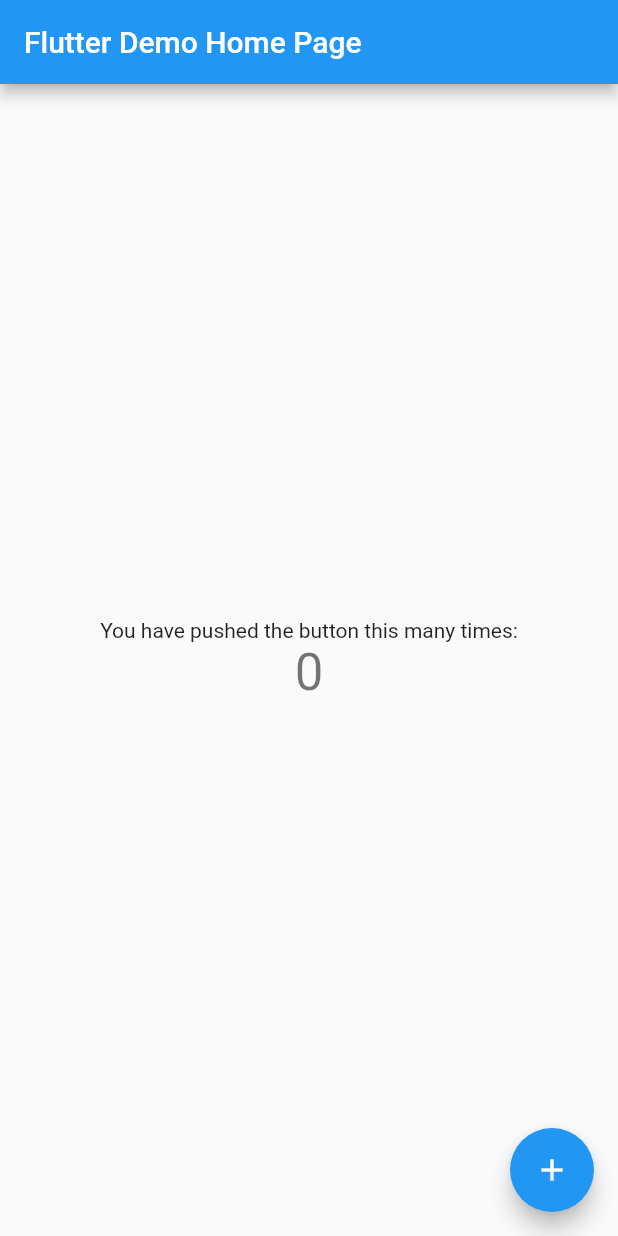
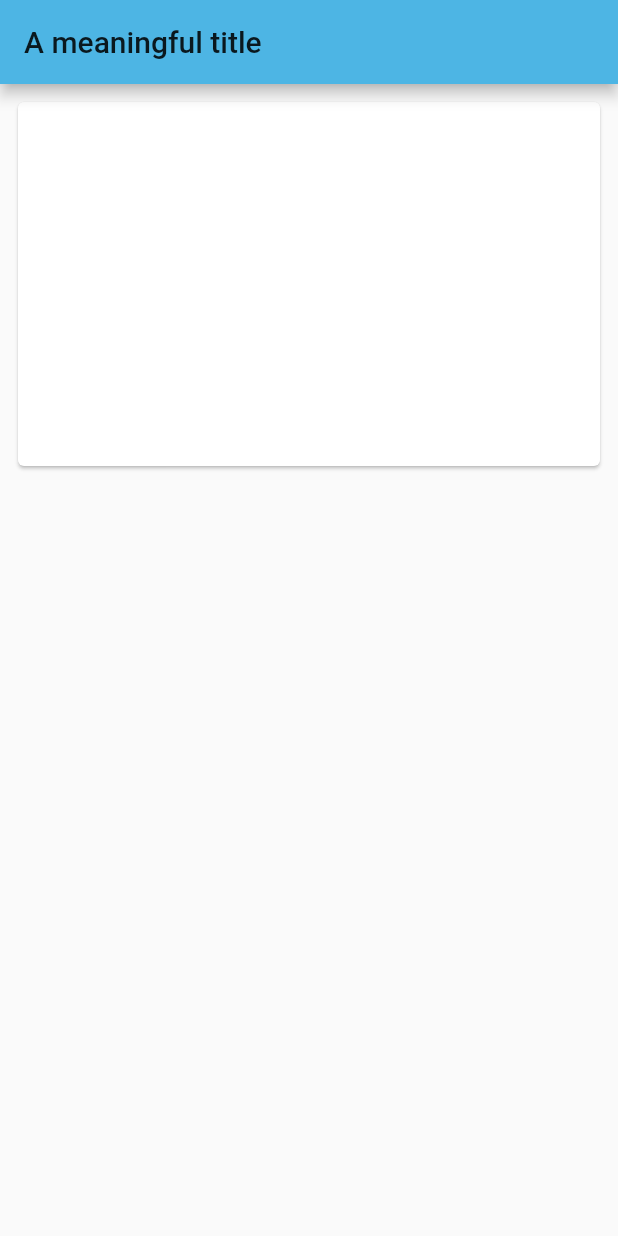
Before and after one commit to student-hub/flutter-workshop, a Flutter app: the screen it shows after launch, on a phone screen of 412 x 824 dp. Run offline on Flutter 3.47's test engine with Material 2 defaults, Android fonts, the phone set to English and light mode, and no system bars.

Commit message:
define the basic layout

```diff
--- a/lib/main.dart
+++ b/lib/main.dart
@@ -20,98 +20,40 @@
         // or simply save your changes to "hot reload" in a Flutter IDE).
         // Notice that the counter didn't reset back to zero; the application
         // is not restarted.
-        primarySwatch: Colors.blue,
+        primaryColor: Color(0xFF4DB5E4),
+        accentColor: Color(0xFF43ACCD),
         // This makes the visual density adapt to the platform that you run
         // the app on. For desktop platforms, the controls will be smaller and
         // closer together (more dense) than on mobile platforms.
         visualDensity: VisualDensity.adaptivePlatformDensity,
       ),
-      home: MyHomePage(title: 'Flutter Demo Home Page'),
+      home: MainPage(),
     );
   }
 }
 
-class MyHomePage extends StatefulWidget {
-  MyHomePage({Key key, this.title}) : super(key: key);
-
-  // This widget is the home page of your application. It is stateful, meaning
-  // that it has a State object (defined below) that contains fields that affect
-  // how it looks.
-
-  // This class is the configuration for the state. It holds the values (in this
-  // case the title) provided by the parent (in this case the App widget) and
-  // used by the build method of the State. Fields in a Widget subclass are
-  // always marked "final".
-
-  final String title;
-
-  @override
-  _MyHomePageState createState() => _MyHomePageState();
-}
-
-class _MyHomePageState extends State<MyHomePage> {
-  int _counter = 0;
-
-  void _incrementCounter() {
-    setState(() {
-      // This call to setState tells the Flutter framework that something has
-      // changed in this State, which causes it to rerun the build method below
-      // so that the display can reflect the updated values. If we changed
-      // _counter without calling setState(), then the build method would not be
-      // called again, and so nothing would appear to happen.
-      _counter++;
-    });
-  }
-
+class MainPage extends StatelessWidget {
   @override
   Widget build(BuildContext context) {
-    // This method is rerun every time setState is called, for instance as done
-    // by the _incrementCounter method above.
-    //
-    // The Flutter framework has been optimized to make rerunning build methods
-    // fast, so that you can just rebuild anything that needs updating rather
-    // than having to individually change instances of widgets.
     return Scaffold(
       appBar: AppBar(
-        // Here we take the value from the MyHomePage object that was created by
-        // the App.build method, and use it to set our appbar title.
-        title: Text(widget.title),
+        title: Text('A meaningful title'),
       ),
-      body: Center(
-        // Center is a layout widget. It takes a single child and positions it
-        // in the middle of the parent.
+      body: Padding(
+        padding: const EdgeInsets.all(8.0),
         child: Column(
-          // Column is also a layout widget. It takes a list of children and
-          // arranges them vertically. By default, it sizes itself to fit its
-          // children horizontally, and tries to be as tall as its parent.
-          //
-          // Invoke "debug painting" (press "p" in the console, choose the
-          // "Toggle Debug Paint" action from the Flutter Inspector in Android
-          // Studio, or the "Toggle Debug Paint" command in Visual Studio Code)
-          // to see the wireframe for each widget.
-          //
-          // Column has various properties to control how it sizes itself and
-          // how it positions its children. Here we use mainAxisAlignment to
-          // center the children vertically; the main axis here is the vertical
-          // axis because Columns are vertical (the cross axis would be
-          // horizontal).
-          mainAxisAlignment: MainAxisAlignment.center,
-          children: <Widget>[
-            Text(
-              'You have pushed the button this many times:',
+          children: [
+            Expanded(
+              flex: 1,
+              child: Card(child: Container()),
             ),
-            Text(
-              '$_counter',
-              style: Theme.of(context).textTheme.headline4,
-            ),
+            Expanded(
+              flex: 2,
+              child: Container(),
+            )
           ],
         ),
       ),
-      floatingActionButton: FloatingActionButton(
-        onPressed: _incrementCounter,
-        tooltip: 'Increment',
-        child: Icon(Icons.add),
-      ), // This trailing comma makes auto-formatting nicer for build methods.
     );
   }
 }
```
Also changed, not shown: 6 other files.
